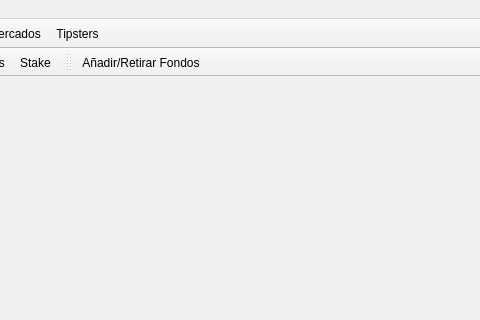
soker90/betcon, file ui/wmain.ui: the form before one commit; both pictures show x 529 to 1009 and y 0 to 320 of the 1009 by 678 pixel window.
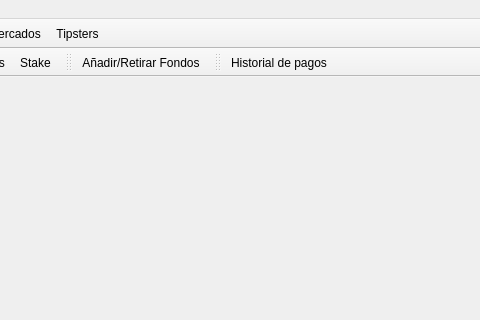
The form after the commit.

Commit message: 1. Round numbers from bank 2. Fix numbers in database table banks 3. Added ui for payment of tipsters

Patch:
```diff
--- a/ui/wmain.ui
+++ b/ui/wmain.ui
@@ -132,6 +132,18 @@
    </attribute>
    <addaction name="aAddMoney"/>
   </widget>
+  <widget class="QToolBar" name="toolTipster">
+   <property name="windowTitle">
+    <string>toolBar</string>
+   </property>
+   <attribute name="toolBarArea">
+    <enum>TopToolBarArea</enum>
+   </attribute>
+   <attribute name="toolBarBreak">
+    <bool>false</bool>
+   </attribute>
+   <addaction name="aTipsterMonth"/>
+  </widget>
   <action name="aNew">
    <property name="text">
     <string>Nueva</string>
@@ -326,6 +338,11 @@
     <string>Bonos</string>
    </property>
   </action>
+  <action name="aTipsterMonth">
+   <property name="text">
+    <string>Historial de pagos</string>
+   </property>
+  </action>
  </widget>
  <resources/>
  <connections/>
```
The commit also changes 10 other files.
